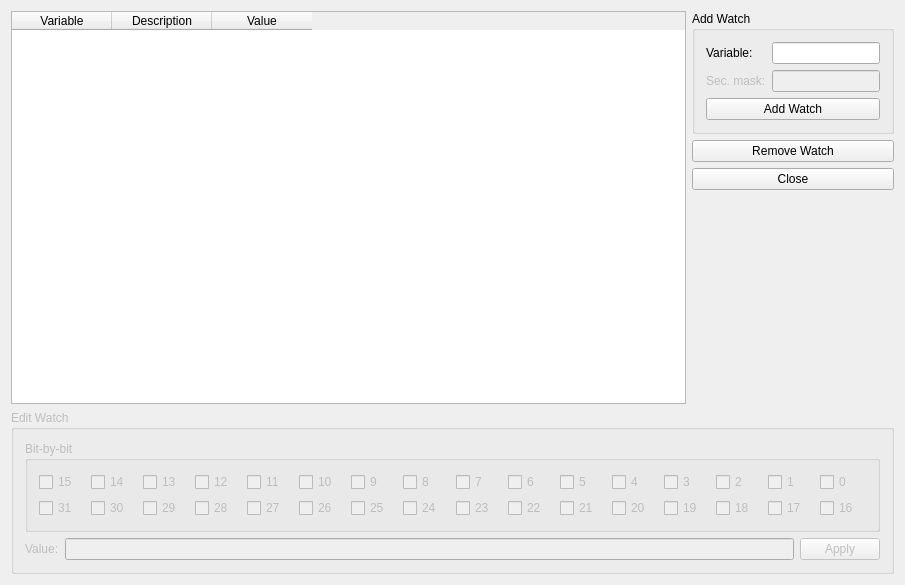
Above: dls_pmaccontrol/formWatches.ui from DiamondLightSource/dls-pmac-control before the change. Below: the same form after it.
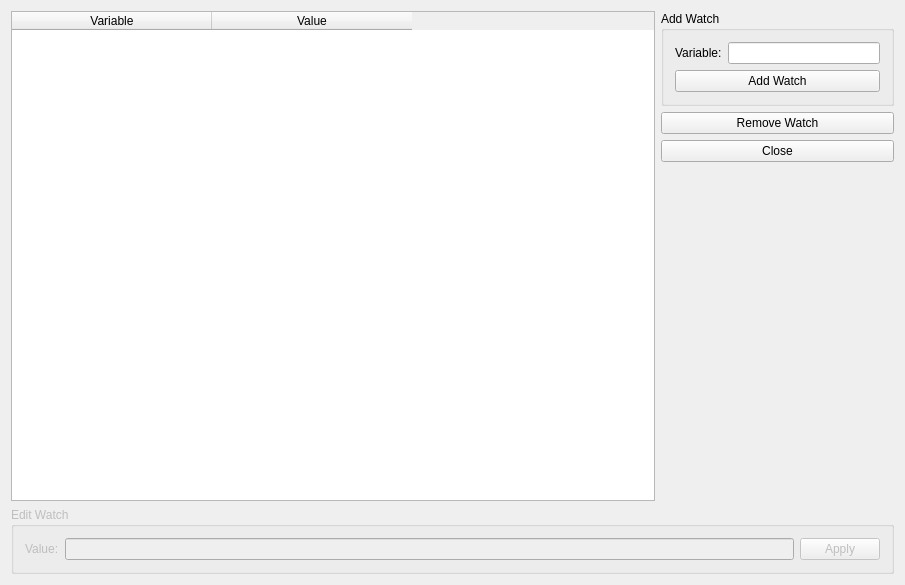
That is the form after the change.

```diff
--- a/dls_pmaccontrol/formWatches.ui
+++ b/dls_pmaccontrol/formWatches.ui
@@ -17,11 +17,17 @@
    <item row="0" column="0">
     <widget class="QTableWidget" name="table">
      <property name="sizePolicy">
-      <sizepolicy hsizetype="Expanding" vsizetype="Expanding">
+      <sizepolicy hsizetype="Fixed" vsizetype="Expanding">
        <horstretch>2</horstretch>
        <verstretch>0</verstretch>
       </sizepolicy>
      </property>
+     <property name="maximumSize">
+      <size>
+       <width>644</width>
+       <height>16777215</height>
+      </size>
+     </property>
      <property name="selectionMode">
       <enum>QAbstractItemView::NoSelection</enum>
      </property>
@@ -34,16 +40,23 @@
      <property name="numCols" stdset="0">
       <number>3</number>
      </property>
+     <attribute name="horizontalHeaderDefaultSectionSize">
+      <number>200</number>
+     </attribute>
+     <attribute name="horizontalHeaderHighlightSections">
+      <bool>false</bool>
+     </attribute>
+     <attribute name="horizontalHeaderMinimumSectionSize">
+      <number>25</number>
+     </attribute>
+     <attribute name="horizontalHeaderShowSortIndicator" stdset="0">
+      <bool>false</bool>
+     </attribute>
      <column>
       <property name="text">
        <string>Variable</string>
       </property>
      </column>
-     <column>
-      <property name="text">
-       <string>Description</string>
-      </property>
-     </column>
      <column>
       <property name="text">
        <string>Value</string>
@@ -59,50 +72,7 @@
         <string>Add Watch</string>
        </property>
        <layout class="QGridLayout" name="gridLayout">
-        <item row="0" column="0">
-         <widget class="QLabel" name="textLabel1">
-          <property name="text">
-           <string>Variable:</string>
-          </property>
-          <property name="wordWrap">
-           <bool>false</bool>
-          </property>
-         </widget>
-        </item>
-        <item row="0" column="1">
-         <widget class="QLineEdit" name="lneVariableName">
-          <property name="focusPolicy">
-           <enum>Qt::StrongFocus</enum>
-          </property>
-          <property name="text">
-           <string/>
-          </property>
-         </widget>
-        </item>
-        <item row="1" column="0">
-         <widget class="QLabel" name="textLabel2">
-          <property name="enabled">
-           <bool>false</bool>
-          </property>
-          <property name="text">
-           <string>Sec. mask:</string>
-          </property>
-          <property name="wordWrap">
-           <bool>false</bool>
-          </property>
-         </widget>
-        </item>
-        <item row="1" column="1">
-         <widget class="QLineEdit" name="lneMask">
-          <property name="enabled">
-           <bool>false</bool>
-          </property>
-          <property name="focusPolicy">
-           <enum>Qt::StrongFocus</enum>
-          </property>
-         </widget>
-        </item>
-        <item row="2" column="0" colspan="2">
+        <item row="1" column="0" colspan="2">
          <widget class="QPushButton" name="btnAddWatch">
           <property name="text">
            <string>Add Watch</string>
@@ -112,6 +82,26 @@
           </property>
          </widget>
         </item>
+        <item row="0" column="1">
+         <widget class="QLineEdit" name="lneVariableName">
+          <property name="focusPolicy">
+           <enum>Qt::StrongFocus</enum>
+          </property>
+          <property name="text">
+           <string/>
+          </property>
+         </widget>
+        </item>
+        <item row="0" column="0">
+         <widget class="QLabel" name="textLabel1">
+          <property name="text">
+           <string>Variable:</string>
+          </property>
+          <property name="wordWrap">
+           <bool>false</bool>
+          </property>
+         </widget>
+        </item>
        </layout>
       </widget>
      </item>
@@ -162,240 +152,7 @@
       <string>Edit Watch</string>
      </property>
      <layout class="QGridLayout" name="gridLayout_3">
-      <item row="0" column="0" colspan="3">
-       <widget class="QGroupBox" name="groupBox">
-        <property name="title">
-         <string>Bit-by-bit</string>
-        </property>
-        <layout class="QGridLayout" name="gridLayout_2">
-         <item row="0" column="0">
-          <widget class="QCheckBox" name="cb15">
-           <property name="text">
-            <string>15</string>
-           </property>
-          </widget>
-         </item>
-         <item row="0" column="1">
-          <widget class="QCheckBox" name="cb14">
-           <property name="text">
-            <string>14</string>
-           </property>
-          </widget>
-         </item>
-         <item row="0" column="2">
-          <widget class="QCheckBox" name="cb13">
-           <property name="text">
-            <string>13</string>
-           </property>
-          </widget>
-         </item>
-         <item row="0" column="3">
-          <widget class="QCheckBox" name="cb12">
-           <property name="text">
-            <string>12</string>
-           </property>
-          </widget>
-         </item>
-         <item row="0" column="4">
-          <widget class="QCheckBox" name="cb11">
-           <property name="text">
-            <string>11</string>
-           </property>
-          </widget>
-         </item>
-         <item row="0" column="5">
-          <widget class="QCheckBox" name="cb10">
-           <property name="text">
-            <string>10</string>
-           </property>
-          </widget>
-         </item>
-         <item row="0" column="6">
-          <widget class="QCheckBox" name="cb9">
-           <property name="text">
-            <string>9</string>
-           </property>
-          </widget>
-         </item>
-         <item row="0" column="7">
-          <widget class="QCheckBox" name="cb8">
-           <property name="text">
-            <string>8</string>
-           </property>
-          </widget>
-         </item>
-         <item row="0" column="8">
-          <widget class="QCheckBox" name="cb7">
-           <property name="text">
-            <string>7</string>
-           </property>
-          </widget>
-         </item>
-         <item row="0" column="9">
-          <widget class="QCheckBox" name="cb6">
-           <property name="text">
-            <string>6</string>
-           </property>
-          </widget>
-         </item>
-         <item row="0" column="10">
-          <widget class="QCheckBox" name="cb5">
-           <property name="text">
-            <string>5</string>
-           </property>
-          </widget>
-         </item>
-         <item row="0" column="11">
-          <widget class="QCheckBox" name="cb4">
-           <property name="text">
-            <string>4</string>
-           </property>
-          </widget>
-         </item>
-         <item row="0" column="12">
-          <widget class="QCheckBox" name="cb3">
-           <property name="text">
-            <string>3</string>
-           </property>
-          </widget>
-         </item>
-         <item row="0" column="13">
-          <widget class="QCheckBox" name="cb2">
-           <property name="text">
-            <string>2</string>
-           </property>
-          </widget>
-         </item>
-         <item row="0" column="14">
-          <widget class="QCheckBox" name="cb1">
-           <property name="text">
-            <string>1</string>
-           </property>
-          </widget>
-         </item>
-         <item row="0" column="15">
-          <widget class="QCheckBox" name="cb0">
-           <property name="text">
-            <string>0</string>
-           </property>
-          </widget>
-         </item>
-         <item row="1" column="0">
-          <widget class="QCheckBox" name="cb31">
-           <property name="text">
-            <string>31</string>
-           </property>
-          </widget>
-         </item>
-         <item row="1" column="1">
-          <widget class="QCheckBox" name="cb30">
-           <property name="text">
-            <string>30</string>
-           </property>
-          </widget>
-         </item>
-         <item row="1" column="2">
-          <widget class="QCheckBox" name="cb29">
-           <property name="text">
-            <string>29</string>
-           </property>
-          </widget>
-         </item>
-         <item row="1" column="3">
-          <widget class="QCheckBox" name="cb28">
-           <property name="text">
-            <string>28</string>
-           </property>
-          </widget>
-         </item>
-         <item row="1" column="4">
-          <widget class="QCheckBox" name="cb27">
-           <property name="text">
-            <string>27</string>
-           </property>
-          </widget>
-         </item>
-         <item row="1" column="5">
-          <widget class="QCheckBox" name="cb26">
-           <property name="text">
-            <string>26</string>
-           </property>
-          </widget>
-         </item>
-         <item row="1" column="6">
-          <widget class="QCheckBox" name="cb25">
-           <property name="text">
-            <string>25</string>
-           </property>
-          </widget>
-         </item>
-         <item row="1" column="7">
-          <widget class="QCheckBox" name="cb24">
-           <property name="text">
-            <string>24</string>
-           </property>
-          </widget>
-         </item>
-         <item row="1" column="8">
-          <widget class="QCheckBox" name="cb23">
-           <property name="text">
-            <string>23</string>
-           </property>
-          </widget>
-         </item>
-         <item row="1" column="9">
-          <widget class="QCheckBox" name="cb22">
-           <property name="text">
-            <string>22</string>
-           </property>
-          </widget>
-         </item>
-         <item row="1" column="10">
-          <widget class="QCheckBox" name="cb21">
-           <property name="text">
-            <string>21</string>
-           </property>
-          </widget>
-         </item>
-         <item row="1" column="11">
-          <widget class="QCheckBox" name="cb20">
-           <property name="text">
-            <string>20</string>
-           </property>
-          </widget>
-         </item>
-         <item row="1" column="12">
-          <widget class="QCheckBox" name="cb19">
-           <property name="text">
-            <string>19</string>
-           </property>
-          </widget>
-         </item>
-         <item row="1" column="13">
-          <widget class="QCheckBox" name="cb18">
-           <property name="text">
-            <string>18</string>
-           </property>
-          </widget>
-         </item>
-         <item row="1" column="14">
-          <widget class="QCheckBox" name="cb17">
-           <property name="text">
-            <string>17</string>
-           </property>
-          </widget>
-         </item>
-         <item row="1" column="15">
-          <widget class="QCheckBox" name="cb16">
-           <property name="text">
-            <string>16</string>
-           </property>
-          </widget>
-         </item>
-        </layout>
-       </widget>
-      </item>
-      <item row="1" column="0">
+      <item row="0" column="0">
        <widget class="QLabel" name="labelEditValue">
         <property name="enabled">
          <bool>false</bool>
@@ -408,7 +165,7 @@
         </property>
        </widget>
       </item>
-      <item row="1" column="1">
+      <item row="0" column="1">
        <widget class="QLineEdit" name="lneEditValue">
         <property name="enabled">
          <bool>false</bool>
@@ -418,7 +175,7 @@
         </property>
        </widget>
       </item>
-      <item row="1" column="2">
+      <item row="0" column="2">
        <widget class="QPushButton" name="btnApplyChanges">
         <property name="text">
          <string>Apply</string>
```
Left out of the diff: 51 changed lines with no effect on the pictures.
